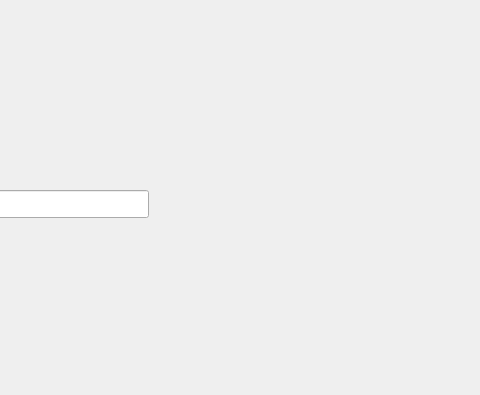
Before: the Qt Designer form calculator/mainwindow.ui in saifaskri/PG2_Hochschule_Darmstadt_Praktikums, drawn with Qt 5; both pictures show x 522 to 1002 and y 200 to 595 of the 1002 by 595 pixel window.
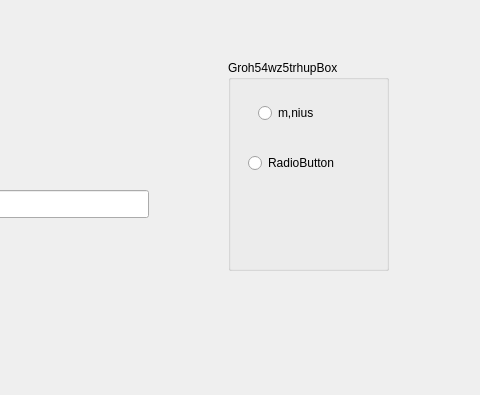
After: the same form once the commit is applied.

```diff
--- a/calculator/mainwindow.ui
+++ b/calculator/mainwindow.ui
@@ -142,7 +142,7 @@
      </rect>
     </property>
    </widget>
-   <widget class="QWidget" name="">
+   <widget class="QWidget" name="layoutWidget">
     <property name="geometry">
      <rect>
       <x>80</x>
@@ -167,7 +167,7 @@
      </item>
     </layout>
    </widget>
-   <widget class="QWidget" name="">
+   <widget class="QWidget" name="layoutWidget">
     <property name="geometry">
      <rect>
       <x>570</x>
@@ -195,6 +195,45 @@
      </item>
     </layout>
    </widget>
+   <widget class="QGroupBox" name="timbg">
+    <property name="geometry">
+     <rect>
+      <x>750</x>
+      <y>260</y>
+      <width>161</width>
+      <height>211</height>
+     </rect>
+    </property>
+    <property name="title">
+     <string>Groh54wz5trhupBox</string>
+    </property>
+    <widget class="QRadioButton" name="myminus">
+     <property name="geometry">
+      <rect>
+       <x>30</x>
+       <y>40</y>
+       <width>112</width>
+       <height>26</height>
+      </rect>
+     </property>
+     <property name="text">
+      <string>m,nius</string>
+     </property>
+    </widget>
+    <widget class="QRadioButton" name="radioButton_2">
+     <property name="geometry">
+      <rect>
+       <x>20</x>
+       <y>90</y>
+       <width>112</width>
+       <height>26</height>
+      </rect>
+     </property>
+     <property name="text">
+      <string>RadioButton</string>
+     </property>
+    </widget>
+   </widget>
   </widget>
   <widget class="QMenuBar" name="menubar">
    <property name="geometry">
```
Left out of the diff: 19 changed lines with no effect on the pictures.
